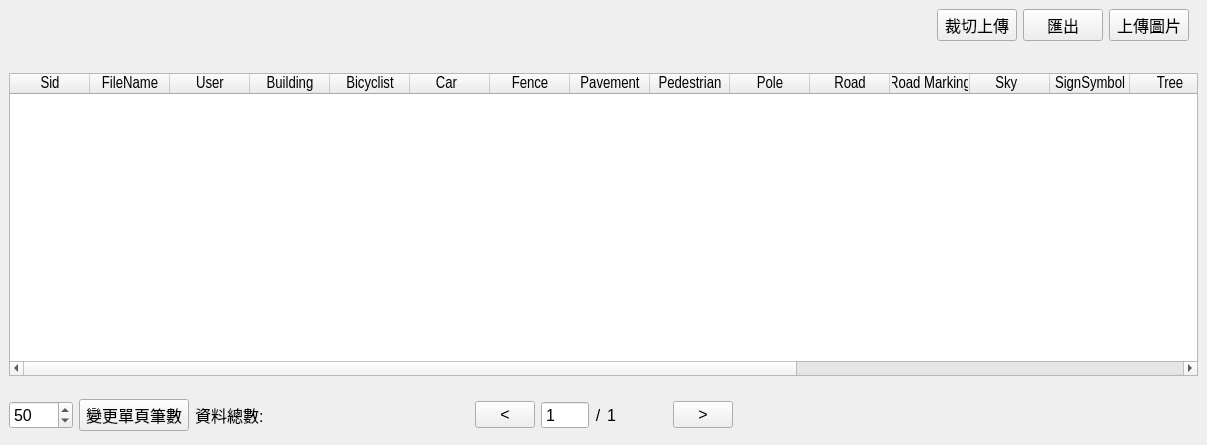
roger0816/Tfri, file TfriClient/WTableAnalyze.ui: the form before one commit.
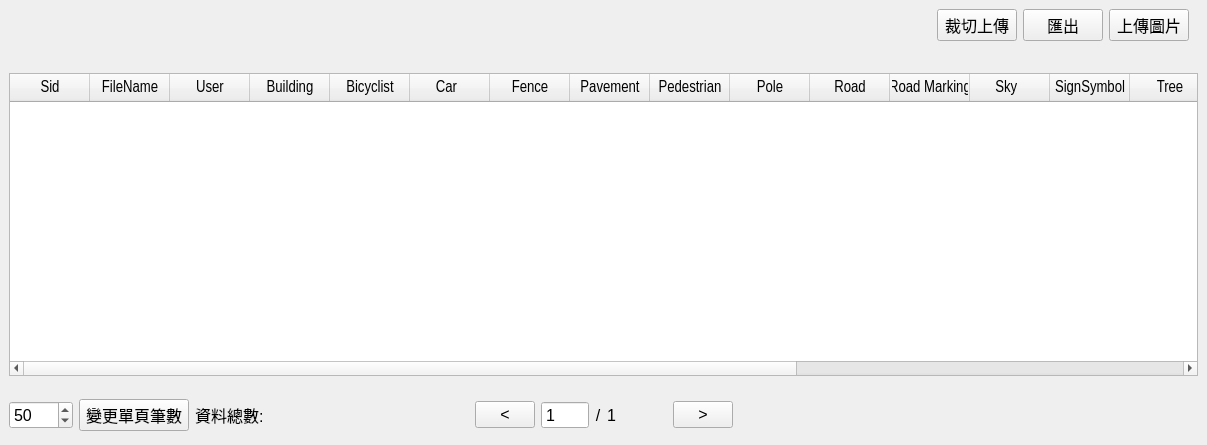
The form after the commit.

Diff of the .ui file:
```diff
--- a/TfriClient/WTableAnalyze.ui
+++ b/TfriClient/WTableAnalyze.ui
@@ -183,7 +183,7 @@
         </column>
         <column>
          <property name="text">
-          <string>Picture</string>
+          <string>Picture (點擊詳細)</string>
          </property>
         </column>
        </widget>
```
